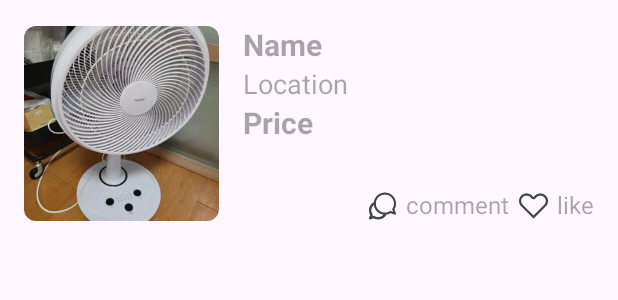
After one commit to kkevi/android_7week_kkeviMarket, an Android app: the layout main_list_recylcer_view.xml on its own in the app's theme, with its tools: preview values and no code run, on a phone screen of 412 x 824 dp. The commit adds this screen. Shown: the top 300 px of the screen. Run offline under Robolectric (Android 15) with nearby library versions, the phone set to English and light mode, and no system bars.

Commit message:
추가 : ViewHolder용 뷰 추가

```diff
--- a/app/build.gradle.kts
+++ b/app/build.gradle.kts
@@ -33,6 +33,10 @@ android {
     kotlinOptions {
         jvmTarget = "1.8"
     }
+
+    buildFeatures{
+        viewBinding = true
+    }
 }
 
 dependencies {
--- /dev/null
+++ b/app/src/main/res/drawable/bg_round_image.xml
@@ -0,0 +1,4 @@
+<?xml version="1.0" encoding="utf-8"?>
+<shape xmlns:android="http://schemas.android.com/apk/res/android">
+    <corners android:radius="8dp"/>
+</shape>
--- /dev/null
+++ b/app/src/main/res/layout/main_list_recylcer_view.xml
@@ -0,0 +1,92 @@
+<?xml version="1.0" encoding="utf-8"?>
+<LinearLayout xmlns:android="http://schemas.android.com/apk/res/android"
+    android:layout_width="match_parent"
+    android:layout_height="wrap_content"
+    android:orientation="horizontal"
+    android:paddingHorizontal="16dp"
+    android:paddingVertical="16dp">
+
+    <ImageView
+        android:id="@+id/iv_item"
+        android:layout_width="130dp"
+        android:layout_height="130dp"
+        android:layout_gravity="center_vertical"
+        android:background="@drawable/bg_round_image"
+        android:clipToOutline="true"
+        android:scaleType="centerCrop"
+        android:src="@drawable/sample1" />
+
+    <LinearLayout
+        android:layout_width="0dp"
+        android:layout_height="wrap_content"
+        android:layout_marginStart="16dp"
+        android:layout_weight="2"
+        android:orientation="vertical">
+
+        <TextView
+            android:id="@+id/tv_name"
+            android:layout_width="wrap_content"
+            android:layout_height="wrap_content"
+            android:hint="Name"
+            android:textColor="@color/black"
+            android:textSize="20sp"
+            android:textStyle="bold" />
+
+        <TextView
+            android:id="@+id/tv_location"
+            android:layout_width="wrap_content"
+            android:layout_height="wrap_content"
+            android:hint="Location"
+            android:textColor="@color/grey60"
+            android:textSize="18sp" />
+
+        <TextView
+            android:id="@+id/tv_price"
+            android:layout_width="wrap_content"
+            android:layout_height="wrap_content"
+            android:hint="Price"
+            android:textColor="@color/black"
+            android:textSize="20sp"
+            android:textStyle="bold" />
+
+        <LinearLayout
+            android:layout_width="match_parent"
+            android:layout_height="wrap_content"
+            android:layout_marginTop="30dp"
+            android:gravity="end">
+
+            <ImageView
+                android:id="@+id/iv_comments"
+                android:layout_width="24dp"
+                android:layout_height="24dp"
+                android:layout_marginEnd="4dp"
+                android:src="@drawable/ic_comments" />
+
+            <TextView
+                android:id="@+id/tv_comments"
+                android:layout_width="wrap_content"
+                android:layout_height="wrap_content"
+                android:layout_marginEnd="4dp"
+                android:hint="comment"
+                android:textColor="@color/black"
+                android:textSize="16sp" />
+
+            <ImageView
+                android:id="@+id/iv_like"
+                android:layout_width="24dp"
+                android:layout_height="24dp"
+                android:layout_marginEnd="4dp"
+                android:src="@drawable/ic_like" />
+
+            <TextView
+                android:id="@+id/tv_like"
+                android:layout_width="wrap_content"
+                android:layout_height="wrap_content"
+                android:hint="like"
+                android:textColor="@color/black"
+                android:textSize="16sp" />
+        </LinearLayout>
+
+
+    </LinearLayout>
+</LinearLayout>
--- a/app/src/main/res/values/colors.xml
+++ b/app/src/main/res/values/colors.xml
@@ -1,5 +1,6 @@
 <?xml version="1.0" encoding="utf-8"?>
 <resources>
     <color name="black">#FF000000</color>
+    <color name="grey60">#FF808080</color>
     <color name="white">#FFFFFFFF</color>
 </resources>
```
Also changed, not shown: app/src/main/java/com/example/kkevi_market/MainActivity.kt (+16 -7 lines), app/src/main/java/com/example/kkevi_market/MainAdaptor.kt (added, +30 -0 lines), app/src/main/java/com/example/kkevi_market/MainListViewItemData.kt (added, +11 -0 lines), app/src/main/res/layout/activity_main.xml (+9 -6 lines), app/src/main/res/drawable/ic_comments.png (added), app/src/main/res/drawable/ic_like.png (added), app/src/main/res/drawable/sample1.png (added), app/src/main/res/drawable/sample10.png (added), app/src/main/res/drawable/sample2.png (added), app/src/main/res/drawable/sample3.png (added), app/src/main/res/drawable/sample4.png (added), app/src/main/res/drawable/sample5.png (added), app/src/main/res/drawable/sample6.png (added), app/src/main/res/drawable/sample7.png (added), 2 more files.
